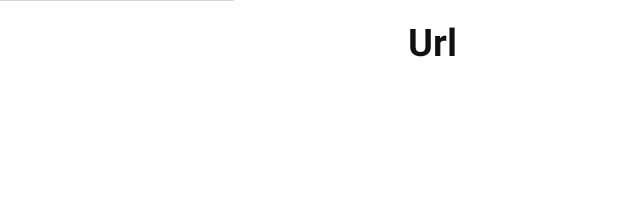
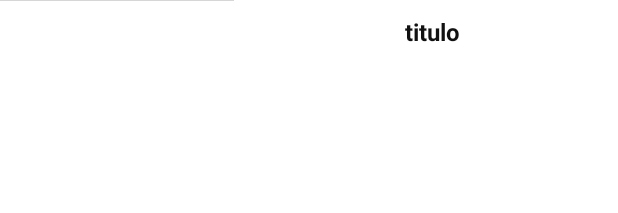
Before and after one commit to pris1998/Aplicacion_Trimestre1, an Android app: the layout custom_item_list.xml on its own in the app's theme, with its tools: preview values and no code run, on a phone screen of 412 x 824 dp. Shown: the top 213 px of the screen. Run offline under Robolectric (Android 15) with nearby library versions, the phone set to English and light mode, and no system bars.

Commit message:
Prueba 2

```diff
--- a/app/src/main/java/com/example/repasobd/adapter/RecyclerAdapter.java
+++ b/app/src/main/java/com/example/repasobd/adapter/RecyclerAdapter.java
@@ -67,7 +67,7 @@ public class RecyclerAdapter extends RecyclerView.Adapter<RecyclerAdapter.Recycl
                 .error(R.mipmap.ic_launcher)
                 .into(holder.img);
 
-        holder.txtViewArtista.setText(anime.getUrl());
+        holder.txtViewArtista.setText(anime.getAnime_name());
 
 
     }
--- a/app/src/main/res/layout/custom_item_list.xml
+++ b/app/src/main/res/layout/custom_item_list.xml
@@ -19,12 +19,12 @@
 
     <TextView
         android:id="@+id/textViewTitulo"
-        android:layout_marginTop="10dp"
         android:layout_width="wrap_content"
         android:layout_height="wrap_content"
-        android:text="Url"
+        android:layout_marginTop="10dp"
+        android:text="titulo"
         android:textColor="#121111"
-        android:textSize="25sp"
+        android:textSize="16sp"
         android:textStyle="bold"
         app:layout_constraintEnd_toEndOf="parent"
         app:layout_constraintHorizontal_bias="0.519"
```
Also changed, not shown: app/src/main/java/com/example/repasobd/controller/InicioActivity.java (+19 -10 lines).
